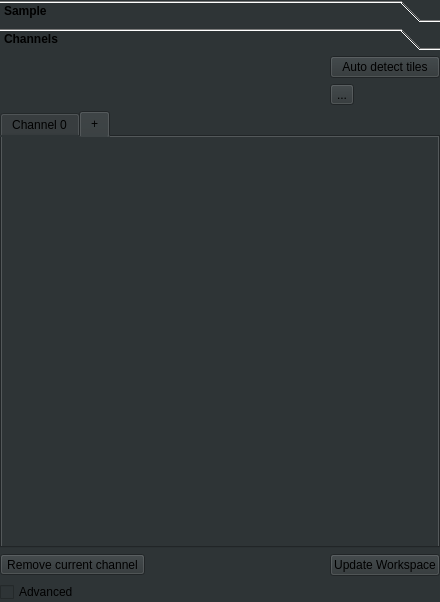
Old version of the form ClearMap/gui/creator/sample_tab.ui in the repository ClearAnatomics/ClearMap.
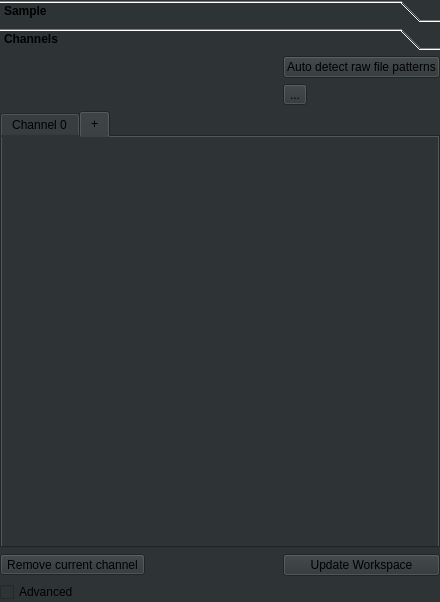
New version of the form. The open tabs and pages were chosen to show the change. Icons and pictures are not drawn.

Commit message: GUI: Renames pattern wizzard button

```diff
--- a/ClearMap/gui/creator/sample_tab.ui
+++ b/ClearMap/gui/creator/sample_tab.ui
@@ -248,7 +248,7 @@
           <string>&lt;html&gt;&lt;head/&gt;&lt;body&gt;&lt;p&gt;This will &lt;span style=&quot; font-weight:700;&quot;&gt;open a new window with a wizard&lt;/span&gt; to help you construct the patterns for the paths.&lt;/p&gt;&lt;p&gt;&lt;span style=&quot; font-weight:700;&quot;&gt;For each channel&lt;/span&gt;:&lt;/p&gt;&lt;p&gt;    ∙ Select what type this channel is (autofluorescence, raw ...)&lt;/p&gt;&lt;p&gt;    ∙ For each group of digits highlighted as question marks, select the corresponding axis from the drop down menu.&lt;/p&gt;&lt;p&gt;    ∙ Click &amp;quot;Validate&amp;quot;&lt;br/&gt;&lt;/p&gt;&lt;p&gt;&lt;span style=&quot; font-weight:700;&quot;&gt;Once done, click &amp;quot;Apply&amp;quot;&lt;/span&gt;&lt;/p&gt;&lt;/body&gt;&lt;/html&gt;</string>
          </property>
          <property name="text">
-          <string>Auto detect tiles</string>
+          <string>Auto detect raw file patterns</string>
          </property>
          <property name="icon">
           <iconset resource="icons.qrc">
```
Left out of the diff: 2 changed lines with no effect on the pictures.
